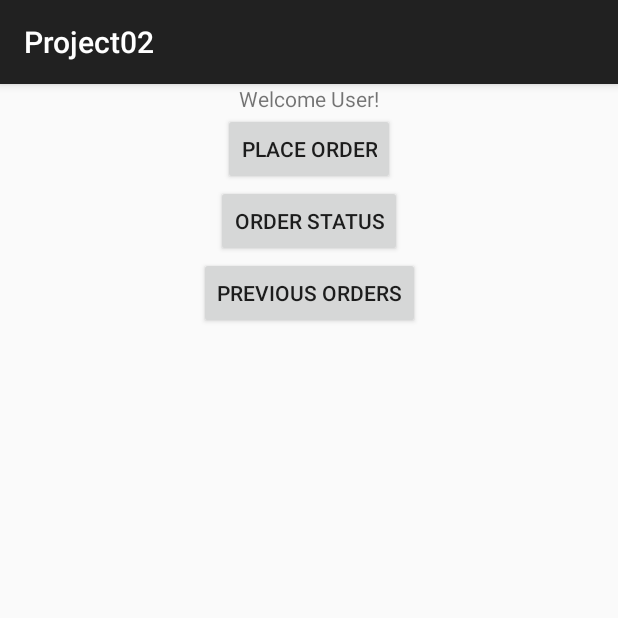
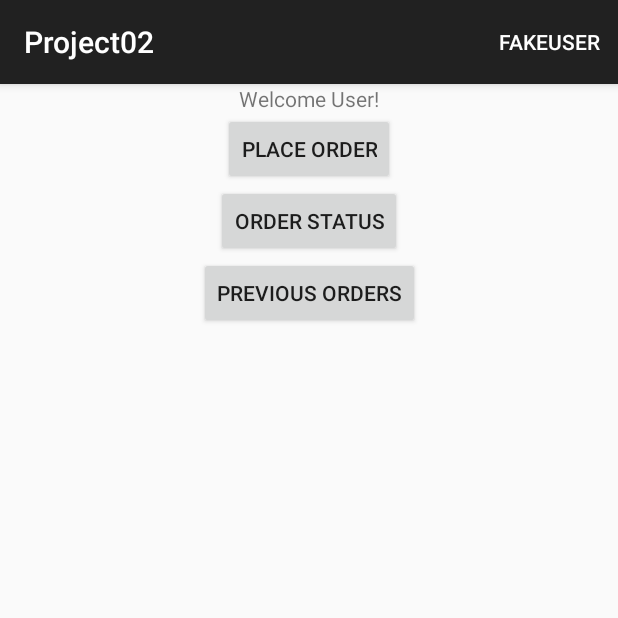
Before and after one commit to r-siddiq/Project-02, an Android app: the MainActivity screen opened directly, with no data from a screen before it, on a phone screen of 412 x 824 dp, the top half of it. Run offline under Robolectric (Android 15) with nearby library versions, the phone set to English and light mode, and no system bars; our stand-ins replace Room's generated code.

Commit message:
Logout function added.

```diff
--- a/app/src/main/java/com/example/project02/MainActivity.java
+++ b/app/src/main/java/com/example/project02/MainActivity.java
@@ -6,9 +6,13 @@ import android.content.DialogInterface;
 import android.content.Intent;
 import android.content.SharedPreferences;
 import android.os.Bundle;
+import android.view.Menu;
+import android.view.MenuInflater;
+import android.view.MenuItem;
 import android.widget.Button;
 
 import androidx.activity.EdgeToEdge;
+import androidx.annotation.NonNull;
 import androidx.appcompat.app.AppCompatActivity;
 import androidx.core.graphics.Insets;
 import androidx.core.view.ViewCompat;
@@ -79,13 +83,36 @@ public class MainActivity extends AppCompatActivity {
 
     private void loginUser() {
         //TODO: make login method functional
-        patient = new Patient("Jess", "password");
+        patient = new Patient("FakeUser", "password");
         loggedInPatientID = getIntent().getIntExtra(MAIN_ACTIVITY_USER_ID, -1);
     }
 
     private void logout() {
         //TODO: finish logout method
         startActivity(LoginActivity.loginIntentFactory(getApplicationContext()));
+    }
+
+    @Override
+    public boolean onCreateOptionsMenu(Menu menu) {
+        MenuInflater inflater = getMenuInflater();
+        inflater.inflate(R.menu.logout_menu, menu);
+        return true;
+    }
+
+    @Override
+    public boolean onPrepareOptionsMenu(Menu menu) {
+        MenuItem item = menu.findItem(R.id.logoutMenuItem);
+        item.setVisible(true);
+        item.setTitle(patient.getUsername());
+        item.setOnMenuItemClickListener(new MenuItem.OnMenuItemClickListener() {
+            @Override
+            public boolean onMenuItemClick(@NonNull MenuItem menuItem) {
+
+                showLogoutDialog();
+                return false;
+            }
+        });
+        return true;
     }
 
     private void showLogoutDialog(){
--- /dev/null
+++ b/app/src/main/res/menu/logout_menu.xml
@@ -0,0 +1,9 @@
+<?xml version="1.0" encoding="utf-8"?>
+<menu xmlns:android="http://schemas.android.com/apk/res/android"
+    xmlns:app="http://schemas.android.com/apk/res-auto">
+    <item
+        android:id="@+id/logoutMenuItem"
+        android:title="LOGGED IN"
+        app:showAsAction="ifRoom"
+        />
+</menu>
```
